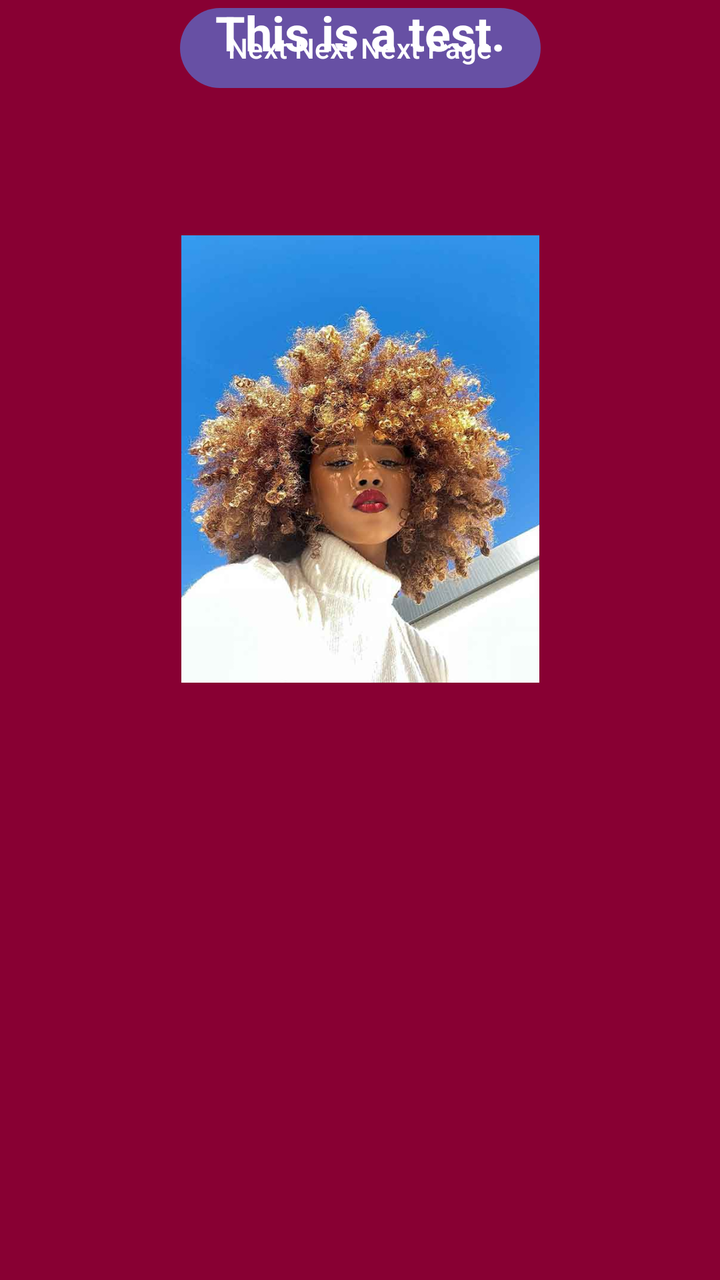
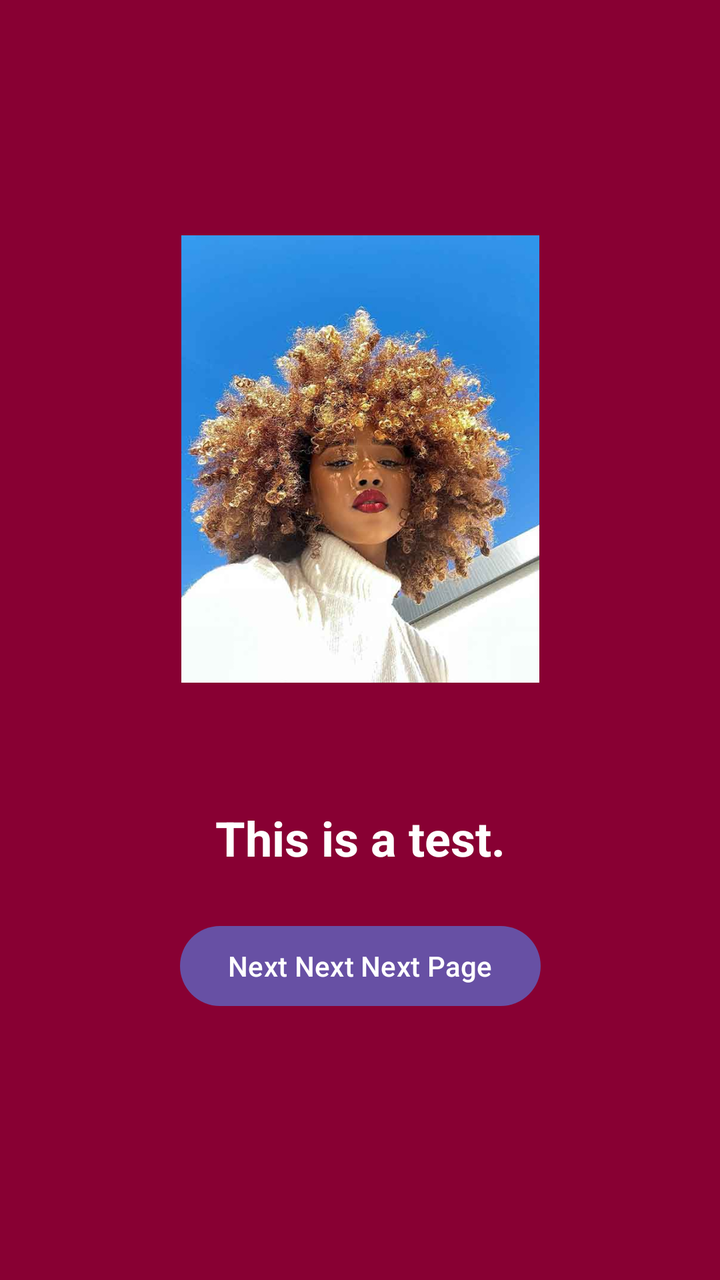

The first picture is an Android layout as it rendered before a commit; the second is the same layout after the commit. The layout source and the unified diff follow.
<!-- AndroidManifest.xml: application theme Theme.Study_buddy -->
<!-- res/layout/activity_hal3004.xml -->
<?xml version="1.0" encoding="utf-8"?>
<androidx.constraintlayout.widget.ConstraintLayout xmlns:android="http://schemas.android.com/apk/res/android"
    xmlns:app="http://schemas.android.com/apk/res-auto"
    xmlns:tools="http://schemas.android.com/tools"
    android:id="@+id/main"
    android:layout_width="match_parent"
    android:layout_height="match_parent"
    tools:context=".HAL3004"
    android:background="#880033">

    <ImageView
        android:id="@+id/imageView4"
        android:layout_width="179dp"
        android:layout_height="459dp"
        app:layout_constraintEnd_toEndOf="parent"
        app:layout_constraintHorizontal_bias="0.5"
        app:layout_constraintStart_toStartOf="parent"
        app:srcCompat="@drawable/hair"
        tools:layout_editor_absoluteY="16dp" />

    <Button
        android:id="@+id/nextButton2"
        android:layout_width="wrap_content"
        android:layout_height="wrap_content"
        android:text="Next Next Next Page"
        app:layout_constraintEnd_toEndOf="parent"
        app:layout_constraintHorizontal_bias="0.5"
        app:layout_constraintStart_toStartOf="parent"
        tools:layout_editor_absoluteY="649dp" />

    <TextView
        android:id="@+id/testView"
        android:layout_width="wrap_content"
        android:layout_height="wrap_content"
        android:text="This is a test."
        android:textColor="#fff"
        android:textSize="24sp"
        android:textStyle="bold"
        app:layout_constraintEnd_toEndOf="parent"
        app:layout_constraintHorizontal_bias="0.5"
        app:layout_constraintStart_toStartOf="parent"
        tools:layout_editor_absoluteY="491dp" />

</androidx.constraintlayout.widget.ConstraintLayout>
<!-- resources referenced by this layout -->
<resources>
  <!-- drawable hair: jpg bitmap (drawable, 42158 bytes) -->
  <style name="Theme.Study_buddy" parent="Base.Theme.Study_buddy" />
  <style name="Base.Theme.Study_buddy" parent="Theme.Material3.DayNight.NoActionBar">
          
          
      </style>
</resources>

<!-- the commit's change to res/layout/activity_hal3004.xml (unified diff, before → after) -->
@@ -26,19 +26,19 @@
         app:layout_constraintEnd_toEndOf="parent"
         app:layout_constraintHorizontal_bias="0.5"
         app:layout_constraintStart_toStartOf="parent"
-        tools:layout_editor_absoluteY="649dp" />
+        app:layout_constraintTop_toBottomOf="@+id/imageView4"
+        />
 
     <TextView
         android:id="@+id/testView"
         android:layout_width="wrap_content"
         android:layout_height="wrap_content"
+        android:layout_marginBottom="24dp"
         android:text="This is a test."
         android:textColor="#fff"
         android:textSize="24sp"
         android:textStyle="bold"
+        app:layout_constraintBottom_toBottomOf="@+id/imageView4"
         app:layout_constraintEnd_toEndOf="parent"
-        app:layout_constraintHorizontal_bias="0.5"
-        app:layout_constraintStart_toStartOf="parent"
-        tools:layout_editor_absoluteY="491dp" />
-
+        app:layout_constraintStart_toStartOf="parent" />
 </androidx.constraintlayout.widget.ConstraintLayout>
